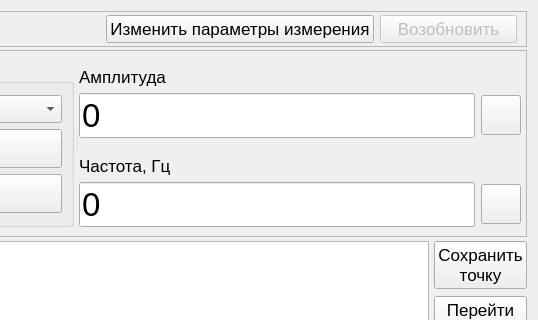
First picture: the form in ui/measure_form.ui, repository irsural/calibrator_pc, before the edit; both pictures show x 593 to 1131 and y 0 to 320 of the 1131 by 566 pixel window.
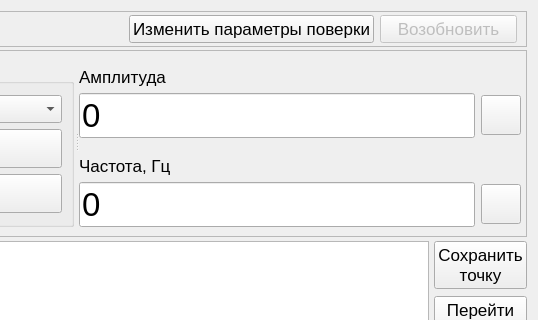
Second picture: the form after the edit. Icons and pictures are not drawn. Custom widgets are drawn as their Qt base class.

Diff of the .ui file:
```diff
--- a/ui/measure_form.ui
+++ b/ui/measure_form.ui
@@ -125,7 +125,7 @@
          </font>
         </property>
         <property name="text">
-         <string>Изменить параметры измерения</string>
+         <string>Изменить параметры поверки</string>
         </property>
        </widget>
       </item>
```
